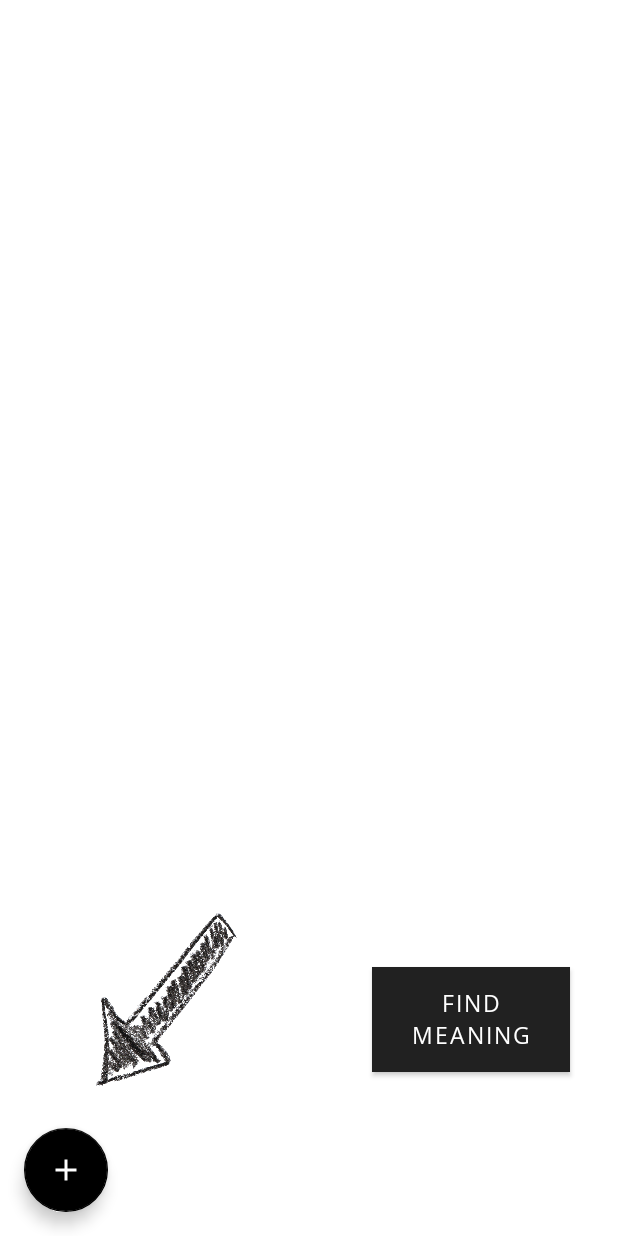
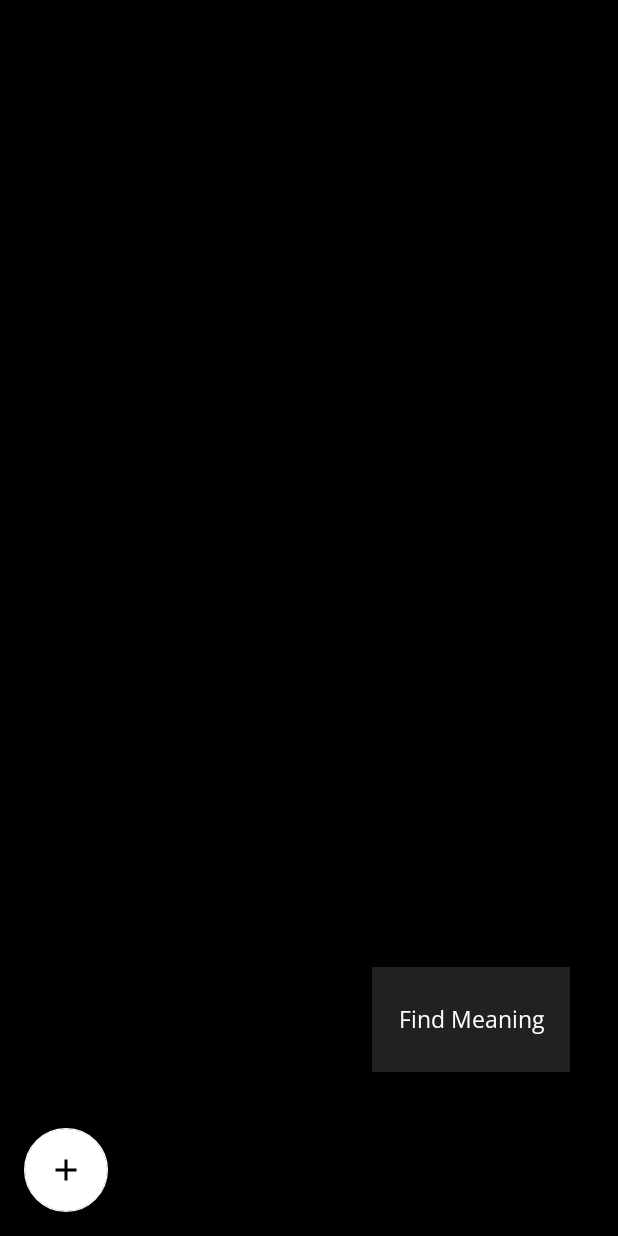
Before and after one commit to aadityaguptaa/AzureDictionary, an Android app: the findMeaning screen opened directly, with no data from a screen before it, on a phone screen of 412 x 824 dp. Run offline under Robolectric (Android 15) with nearby library versions, the phone set to English and light mode, and no system bars; libraries missing offline, so code that uses them is left out: com.microsoft.azure.

Commit message:
Canvas done

```diff
--- a/app/src/main/java/com/example/meaning4/findMeaning.java
+++ b/app/src/main/java/com/example/meaning4/findMeaning.java
@@ -81,23 +81,21 @@ public class findMeaning extends AppCompatActivity {
     static final int REQUEST_TAKE_PHOTO = 1;
     public String currentPhotoPath;
     public String audioUri;
-    private final int TEXT_COLOR = Color.WHITE;
+    private final int TEXT_COLOR = Color.BLACK;
+    private final int CANVAS_BACKGROUND_COLOR = Color.WHITE;
+    public int maxChar = 0;
+    ProgressBar progressBar;
+
     public int lineCount;
-
-
-
 
     @Override
     protected void onCreate(Bundle savedInstanceState) {
-
         super.onCreate(savedInstanceState);
         setContentView(R.layout.activity_find_meaning);
         Button button = findViewById(R.id.button98);
         statusBarHeight = String.valueOf(getStatusBarHeight());
         ImageView imageView = findViewById(R.id.image98);
-        int[] viewCoords = new int[2];
-        imageView.getLocationOnScreen(viewCoords);
-        Log.i("coords", viewCoords[0]+"   "+viewCoords[1]);
+
 
         TextView knowmore = findViewById(R.id.knowmore);
         knowmore.setOnClickListener(new View.OnClickListener() {
@@ -125,7 +123,7 @@ public class findMeaning extends AppCompatActivity {
 
         View bottomSheet = findViewById(R.id.bottomSheet);
         final BottomSheetBehavior bottomSheetBehavior = BottomSheetBehavior.from(bottomSheet);
-        Button findAnotherMeaning = findViewById(R.id.findAnotherMeaning);
+        final Button findAnotherMeaning = findViewById(R.id.findAnotherMeaning);
         findAnotherMeaning.setOnClickListener(new View.OnClickListener() {
             @Override
             public void onClick(View v) {
@@ -157,6 +155,8 @@ public class findMeaning extends AppCompatActivity {
         cameraClick.setOnClickListener(new View.OnClickListener() {
             @Override
             public void onClick(View view) {
+                TextView finalone = findViewById(R.id.finalTextView);
+                finalone.setVisibility(View.INVISIBLE);
                 ImageView tapHere = findViewById(R.id.tapHere);
                 tapHere.setVisibility(View.INVISIBLE);
                 String fileName = "photo";
@@ -275,13 +275,6 @@ public class findMeaning extends AppCompatActivity {
             }
         });
 
-
-
-
-
-
-
-
     }
 
     @Override
@@ -293,44 +286,45 @@ public class findMeaning extends AppCompatActivity {
         if (resultCode == RESULT_OK && requestCode == 1) {
             final Bitmap bitmap = BitmapFactory.decodeFile(currentPhotoPath);
             if (bitmap != null) {
+
                 Log.i("tyu", "02");
                 final ImageView im = findViewById(R.id.image98);
+                im.setVisibility(View.VISIBLE);
                 mSelectedImage = Bitmap.createScaledBitmap(bitmap, im.getWidth(), im.getHeight(), true);
                 im.setImageBitmap(mSelectedImage);
-                @SuppressLint("StaticFieldLeak") AsyncTask<Void, Void, Void> task = new AsyncTask<Void, Void, Void>() {
+
+                @SuppressLint("StaticFieldLeak") AsyncTask<Void, Void, String> task = new AsyncTask<Void, Void, String>() {
+                    @Override
+                    protected void onPostExecute(String s) {
+                        super.onPostExecute(s);
+                        TextView textView99 = findViewById(R.id.finalTextView);
+                        textView99.setVisibility(View.VISIBLE);
+                        TextView finalTextView = findViewById(R.id.finalTextView);
+                        finalTextView.setText(s);
+                        finalTextView.setTextSize(871/maxChar);
+                        im.setVisibility(View.INVISIBLE);
+                    }
+
                     @SuppressLint("WrongThread")
                     @Override
-                    protected Void doInBackground(Void... voids) {
+                    protected String doInBackground(Void... voids) {
                         ProgressBar progressBar = findViewById(R.id.indeterminateBar);
-
                         progressBar.setVisibility(View.VISIBLE);
                         progressBar.setProgress(5);
                         ComputerVisionClient compVisClient = ComputerVisionManager.authenticate(subscriptionKey).withEndpoint(endpoint);
-                        Log.i("a", "\nAzure Cognitive Services Computer Vision - Java Quickstart Sample");
-                        String resultString = RecognizeTextOCRLocal(compVisClient);
-                        Bitmap bop = drawMultilineTextToBitmap(getApplicationContext(), R.drawable.ggg,  resultString);
-                        Log.i("size", mSelectedImage.getHeight() + " " + mSelectedImage.getWidth());
-                        Log.i("size", resultString);
-                        Log.i("size", bop.getHeight() + " " + bop.getWidth());
-                        im.setImageBitmap(bop);
+                        String result = RecognizeTextOCRLocal(compVisClient);
+                        Bitmap bop = drawMultilineTextToBitmap(getApplicationContext(), R.drawable.ggg,  result);
                         progressBar.setVisibility(View.INVISIBLE);
 
-
-
-
-                        return null;
+                        return result;
                     }
                 };
                 task.execute();
             }
         }
-
-
-
-
     }
 
-    @Override
+    /*@Override
     public boolean onTouchEvent(MotionEvent event)
     {
         int x = (int)event.getX();
@@ -359,7 +353,7 @@ public class findMeaning extends AppCompatActivity {
         }
 
         return false;
-    }
+    }*/
 
     public String RecognizeTextOCRLocal(ComputerVisionClient client) {
         Log.i("a", "-----------------------------------------------");
@@ -392,6 +386,7 @@ public class findMeaning extends AppCompatActivity {
             String res = new String();
             int flag = 0;
             lineCount = 0;
+            maxChar = 0;
             for (OcrRegion reg : ocrResultLocal.regions()) {
 
                 for (OcrLine line : reg.lines()) {
@@ -401,7 +396,7 @@ public class findMeaning extends AppCompatActivity {
                     }else {
                         flag = 1;
                     }
-
+                    int lineChar = 0;
                     for (OcrWord word : line.words()) {
                         List<Integer> innerList = new ArrayList<>();
                         String[] st = word.boundingBox().split(",");
@@ -419,16 +414,21 @@ public class findMeaning extends AppCompatActivity {
                         Log.i("a", word.text() + " ");
                         listOfWords.add(word.text());
                         res += word.text() + " ";
+                        lineChar += word.text().length() +1;
                     }
                     res += "\n";
                     Log.i("a", "\n");
+                    if(lineChar >= maxChar){
+                        maxChar = lineChar;
+                    }
 
                 }
+                res+="\n";
 
 
             }
             Log.i("resultuyt", res);
-            Log.i("lineCount", lineCount+"");
+            Log.i("lineCount", maxChar+"");
             return res;
         }catch (Exception e){
             Log.i("a", e.toString());
@@ -487,17 +487,18 @@ public class findMeaning extends AppCompatActivity {
 
         Canvas canvas = new Canvas(bitmap);
 
+
         // new antialiased Paint
         TextPaint paint=new TextPaint(Paint.ANTI_ALIAS_FLAG);
         // text color - #3D3D3D
-        paint.setColor(TEXT_COLOR);
+        paint.setColor(CANVAS_BACKGROUND_COLOR);
         // text size in pixels
         Log.i("list", listOfWords.size() + "");
         paint.setTextSize((int) (14.5 * scale));
         // text shadow
 
         // set text width to canvas width minus 16dp padding
-        int textWidth = canvas.getWidth() - (int) (16 * scale);
+        int textWidth = canvas.getWidth() - (int) (30 * scale);
 
         // init StaticLayout for text
         StaticLayout textLayout = new StaticLayout(
--- a/app/src/main/res/drawable/ic_add_black_48dp.xml
+++ b/app/src/main/res/drawable/ic_add_black_48dp.xml
@@ -1,5 +1,5 @@
-<vector android:height="48dp" android:tint="#FFFFFF"
+<vector android:height="48dp" android:tint="#000000"
     android:viewportHeight="24.0" android:viewportWidth="24.0"
     android:width="48dp" xmlns:android="http://schemas.android.com/apk/res/android">
-    <path android:fillColor="#FF000000" android:pathData="M19,13h-6v6h-2v-6H5v-2h6V5h2v6h6v2z"/>
+    <path android:fillColor="#000000" android:pathData="M19,13h-6v6h-2v-6H5v-2h6V5h2v6h6v2z"/>
 </vector>
--- a/app/src/main/res/layout/activity_find_meaning.xml
+++ b/app/src/main/res/layout/activity_find_meaning.xml
@@ -3,9 +3,10 @@
     xmlns:app="http://schemas.android.com/apk/res-auto"
     xmlns:tools="http://schemas.android.com/tools"
     android:layout_width="match_parent"
+    android:layout_height="match_parent"
+    android:background="#00FFFFFF"
     app:behavior_hideable="true"
     app:behavior_peekHeight="16dp"
-    android:layout_height="match_parent"
     tools:context=".findMeaning">
 
 
@@ -13,13 +14,13 @@
         android:id="@+id/constraintLayout"
         android:layout_width="match_parent"
         android:layout_height="match_parent"
-        android:background="#FFFFFF">
+        android:background="#000000">
 
         <ImageView
             android:id="@+id/image98"
             android:layout_width="match_parent"
             android:layout_height="535dp"
-            android:scaleType="fitStart"
+            android:visibility="visible"
             app:layout_constraintBottom_toBottomOf="parent"
             app:layout_constraintEnd_toEndOf="parent"
             app:layout_constraintHorizontal_bias="0.0"
@@ -36,6 +37,7 @@
             android:background="#FCFCFC"
             android:fontFamily="@font/open_sans"
             android:text="Find Meaning"
+            android:textAppearance="@style/TextAppearance.AppCompat.Display2"
             android:textColor="#FFFFFF"
             android:textSize="15sp"
             app:layout_constraintBottom_toBottomOf="parent"
@@ -51,6 +53,7 @@
             android:fontFamily="@font/open_sans"
             android:textAlignment="viewStart"
             android:textColor="#292323"
+            android:textIsSelectable="true"
             android:textSize="30sp"
             android:textStyle="bold"
             app:layout_constraintBottom_toBottomOf="parent"
@@ -85,7 +88,7 @@
             android:layout_marginStart="16dp"
             android:layout_marginBottom="4dp"
             android:background="#00000000"
-            app:backgroundTint="#000000"
+            app:backgroundTint="#FFFFFF"
             app:layout_constraintBottom_toBottomOf="parent"
             app:layout_constraintEnd_toEndOf="parent"
             app:layout_constraintHorizontal_bias="0.0"
@@ -124,6 +127,29 @@
             app:layout_constraintVertical_bias="0.866"
             app:srcCompat="@drawable/arrowpng" />
 
+        <TextView
+            android:id="@+id/finalTextView"
+            android:layout_width="match_parent"
+            android:layout_height="match_parent"
+            android:layout_margin="10dp"
+            android:background="#000000"
+            android:fontFamily="@font/open_sans"
+            android:paddingHorizontal="5dp"
+            android:shadowColor="#DDD5D5"
+            android:shadowDx="2"
+            android:shadowDy="2"
+            android:singleLine="false"
+            android:textColor="#FFFFFF"
+            android:textIsSelectable="true"
+            android:textSize="13sp"
+            android:textStyle="bold"
+            app:layout_constraintBottom_toBottomOf="parent"
+            app:layout_constraintEnd_toEndOf="parent"
+            app:layout_constraintHorizontal_bias="1.0"
+            app:layout_constraintStart_toStartOf="parent"
+            app:layout_constraintTop_toTopOf="parent"
+            app:layout_constraintVertical_bias="0.0" />
+
     </androidx.constraintlayout.widget.ConstraintLayout>
 
     <include layout="@layout/bottom_sheet_persistent" />
```
